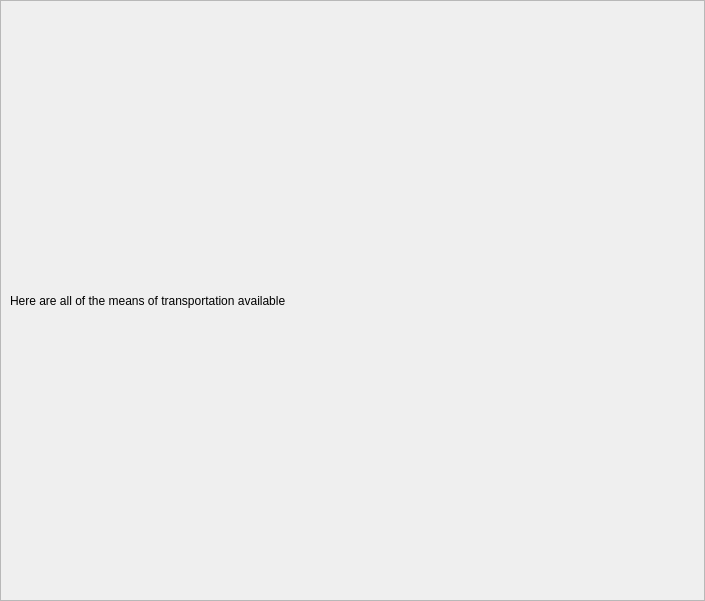
Qt form transportationdisplay.ui (mariamelkondakly/GuideMe) before a commit.
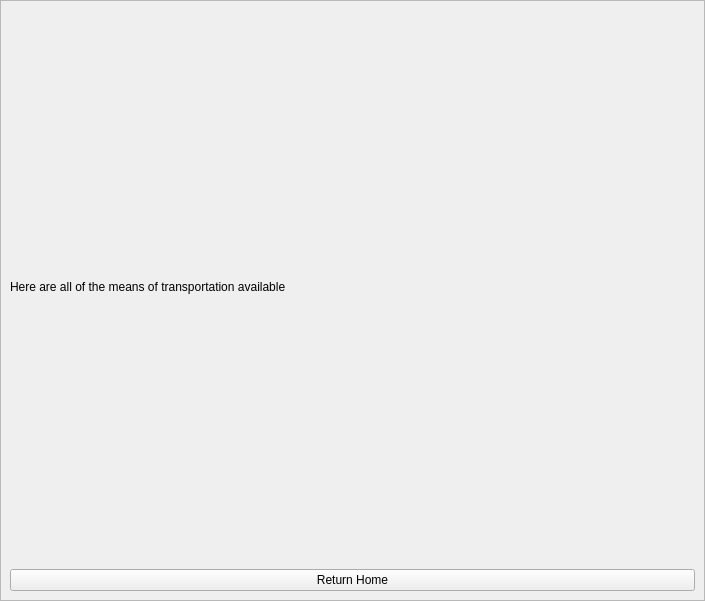
The same form after that commit.

Diff of the .ui file:
```diff
--- a/transportationdisplay.ui
+++ b/transportationdisplay.ui
@@ -48,6 +48,13 @@
          </property>
         </widget>
        </item>
+       <item>
+        <widget class="QPushButton" name="pushButton">
+         <property name="text">
+          <string>Return Home</string>
+         </property>
+        </widget>
+       </item>
       </layout>
      </widget>
     </widget>
```
